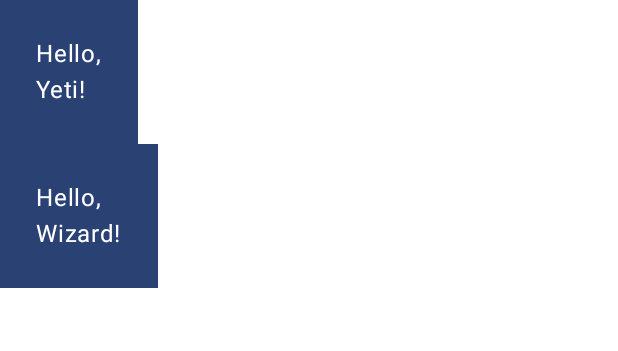
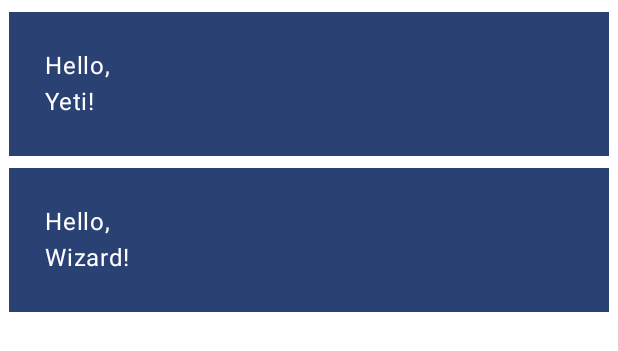
Before and after one commit to Himanshu-kumar-gupta/ComposeBasics, an Android app built with Jetpack Compose: the @Preview function DefaultPreview, on a phone screen of 412 x 824 dp. Shown: the top 351 px of the screen. Run offline under Robolectric (Android 15) with nearby library versions, the phone set to English and light mode, and no system bars.

Commit message:
Added widthDp for preview, fillMaxWidth and padding for UI

```diff
--- a/app/src/main/java/com/example/composebasics/MainActivity.kt
+++ b/app/src/main/java/com/example/composebasics/MainActivity.kt
@@ -5,6 +5,7 @@ import androidx.activity.ComponentActivity
 import androidx.activity.compose.setContent
 import androidx.compose.foundation.layout.Column
 import androidx.compose.foundation.layout.fillMaxSize
+import androidx.compose.foundation.layout.fillMaxWidth
 import androidx.compose.foundation.layout.padding
 import androidx.compose.material3.MaterialTheme
 import androidx.compose.material3.Surface
@@ -28,8 +29,11 @@ class MainActivity : ComponentActivity() {
 
 @Composable
 fun Greeting(name: String) {
-    Surface(color = MaterialTheme.colorScheme.primary) {
-        Column(modifier = Modifier.padding(24.dp)) {
+    Surface(color = MaterialTheme.colorScheme.primary,
+        // Padding for each column from outer composable
+        modifier = Modifier.padding(horizontal = 2.dp, vertical = 4.dp)) {
+        // Padding for inside of each Column element(for text)
+        Column(modifier = Modifier.fillMaxWidth().padding(24.dp)) {
             Text(text = "Hello,")
             Text(text = "$name!")
         }
@@ -41,13 +45,16 @@ private fun MyApp(modifier: Modifier = Modifier) {
 
     // Added Columns on function calling with a composable
     val troopNames = listOf<String>("Yeti","Wizard")
-    Column(modifier) {
+
+    // Padding for whole Column hence whole layout at this time
+    Column(modifier.padding(horizontal = 4.dp, vertical = 4.dp)) {
         for (name in troopNames)
             Greeting(name = name)
     }
 }
 
-@Preview(showBackground = true, name = "Text preview")
+// widthDp shows preview with a fixed width
+@Preview(showBackground = true, name = "Text preview", widthDp = 320)
 @Composable
 fun DefaultPreview() {
     ComposeBasicsTheme {
```
